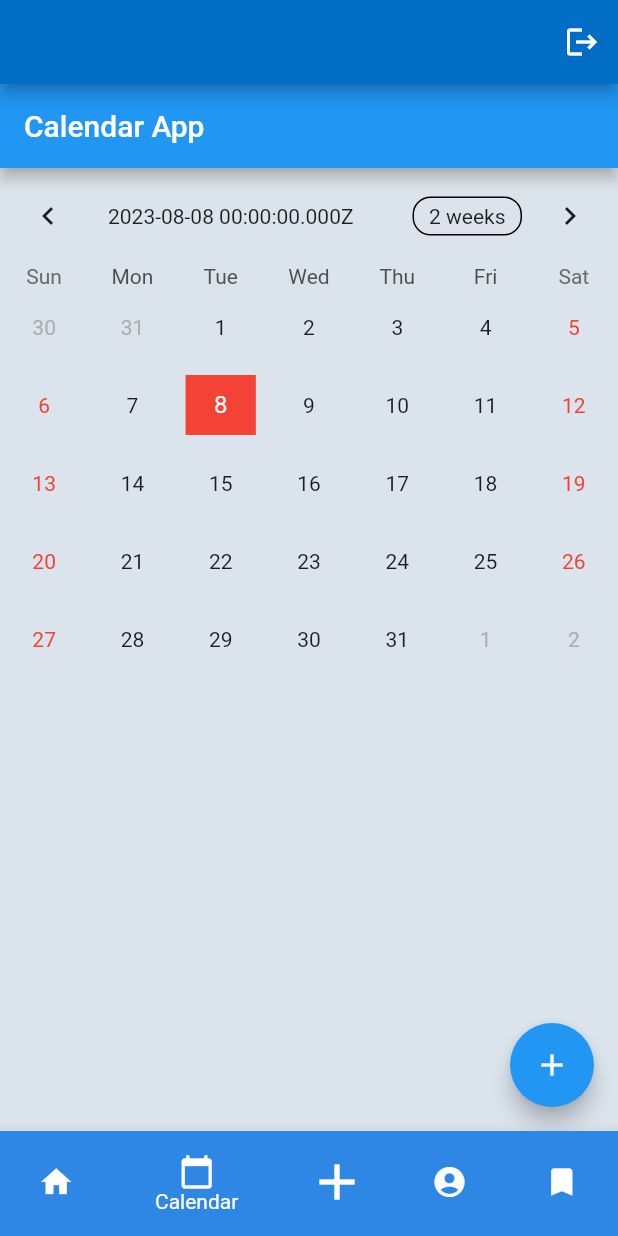
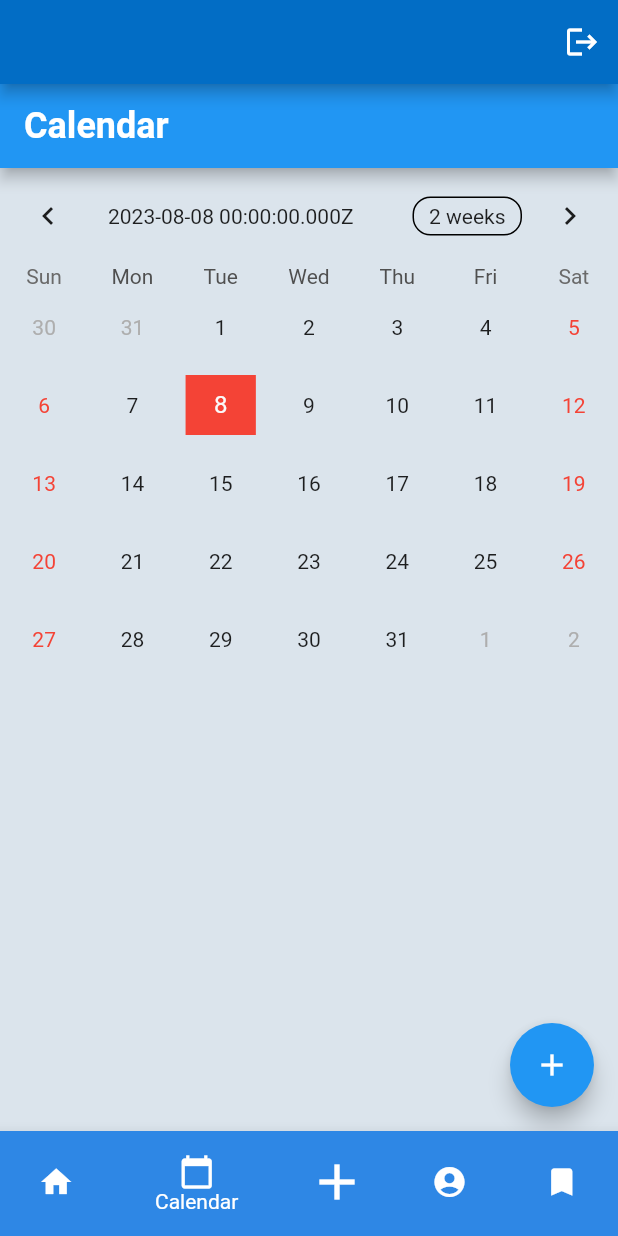
Before and after one commit to 8maziar/who-is-doing-the-dishes-app, a Flutter app: the screen it shows once a user with an empty profile is signed in, item 2 of the bottom bar chosen, on a phone screen of 412 x 824 dp. Run offline on Flutter 3.47's test engine with Material 2 defaults, Android fonts, the phone set to English and light mode, and no system bars; drawn by our look-alikes of table_calendar; our stand-ins replace cloud_firestore, date_field, firebase_auth, firebase_core, firebase_messaging, google_fonts and 3 more; missing offline and left inert: dart:js_interop; accounts and stored records are empty; network calls fail; project files that could hold a hidden picture were left out.

Commit message:
changed some of the fonts

```diff
--- a/lib/pages/account_page.dart
+++ b/lib/pages/account_page.dart
@@ -1,6 +1,7 @@
 import 'package:flutter/material.dart';
 import 'package:firebase_auth/firebase_auth.dart';
 import '../components/task_tile.dart';
+import "package:google_fonts/google_fonts.dart";
 
 class AccountPage extends StatelessWidget {
   const AccountPage({super.key});
@@ -13,7 +14,10 @@ class AccountPage extends StatelessWidget {
     return Scaffold(
       backgroundColor: const Color.fromARGB(255, 219, 228, 236),
       appBar: AppBar(
-        title: const Text('Account'),
+        title: Text(
+          'Account',
+          style: GoogleFonts.roboto(fontSize: 24, fontWeight: FontWeight.bold),
+        ),
       ),
       body: SingleChildScrollView(
         child: Padding(
--- a/lib/pages/calendar/new_calendar.dart
+++ b/lib/pages/calendar/new_calendar.dart
@@ -1,13 +1,12 @@
 import 'dart:collection';
 import 'package:cloud_firestore/cloud_firestore.dart';
 import 'package:flutter/material.dart';
+import 'package:google_fonts/google_fonts.dart';
 import 'package:whos_doing_the_dishes/pages/calendar/edit_event.dart';
 import 'package:table_calendar/table_calendar.dart';
 import '../../model/event.dart';
 import '../../components/event_item.dart';
 import './add_event.dart';
-import 'package:lottie/lottie.dart';
-
 
 class Calendar extends StatefulWidget {
   const Calendar({super.key});
@@ -75,7 +74,10 @@ class _Calendar extends State<Calendar> {
   @override
   Widget build(BuildContext context) {
     return Scaffold(
-      appBar: AppBar(title: const Text('Calendar App')),
+      appBar: AppBar(
+          title: Text('Calendar',
+              style: GoogleFonts.roboto(
+                  fontSize: 24, fontWeight: FontWeight.bold))),
       body: Container(
         color: const Color.fromARGB(255, 219, 228, 236),
         child: ListView(
@@ -87,7 +89,6 @@ class _Calendar extends State<Calendar> {
                 setState(() {
                   _calendarFormat = format;
                 });
-
               },
               focusedDay: _focusedDay,
               firstDay: _firstDay,
@@ -162,7 +163,6 @@ class _Calendar extends State<Calendar> {
                             ),
                             child: const Text("Yes"),
                           ),
-
                         ],
                       ),
                     );
@@ -177,7 +177,6 @@ class _Calendar extends State<Calendar> {
             ),
           ],
         ),
-
       ),
       floatingActionButton: FloatingActionButton(
         onPressed: () async {
--- a/lib/pages/create_new_chore.dart
+++ b/lib/pages/create_new_chore.dart
@@ -3,6 +3,7 @@ import 'dart:js_interop';
 import 'package:cloud_firestore/cloud_firestore.dart';
 import 'package:flutter/material.dart';
 import 'package:date_field/date_field.dart';
+import 'package:google_fonts/google_fonts.dart';
 import 'package:intl/intl.dart';
 import 'package:whos_doing_the_dishes/pages/hub_page.dart';
 import 'package:lottie/lottie.dart';
@@ -30,7 +31,7 @@ class _NewChoreState extends State<NewChore> {
     return SafeArea(
       child: Scaffold(
         appBar: AppBar(
-          title: const Text('New Task'),
+          title: Text('New Task', style: GoogleFonts.roboto(fontSize: 24, fontWeight: FontWeight.bold)),
         ),
         body: SingleChildScrollView(
           child: Column(
@@ -55,7 +56,7 @@ class _NewChoreState extends State<NewChore> {
                         decoration: const InputDecoration(
                             icon: Icon(Icons.task),
                             hintText: "What is your task",
-                            label: Text("task")),
+                            label: Text("Task")),
                         onChanged: (value) {
                           taskTitle = value;
                         },
--- a/lib/pages/hub_page.dart
+++ b/lib/pages/hub_page.dart
@@ -4,7 +4,6 @@ import 'package:whos_doing_the_dishes/pages/completed_chores.dart';
 import 'package:whos_doing_the_dishes/pages/create_new_chore.dart';
 import 'package:whos_doing_the_dishes/pages/home_page.dart';
 import 'package:whos_doing_the_dishes/pages/account_page.dart';
-
 
 import 'calendar/new_calendar.dart';
 
@@ -37,7 +36,7 @@ class _HomePageState extends State<HomePage> {
     return Scaffold(
       backgroundColor: const Color.fromARGB(255, 247, 247, 247),
       appBar: AppBar(
-        backgroundColor: const Color.fromRGBO(2, 109, 197, 1),
+        backgroundColor: const Color.fromARGB(255, 2, 109, 197),
         actions: [
           IconButton(
             onPressed: signUserOut,
@@ -57,23 +56,28 @@ class _HomePageState extends State<HomePage> {
           BottomNavigationBarItem(
             icon: Icon(Icons.home),
             label: 'Home',
-              backgroundColor: Color.fromRGBO(2, 109, 197, 1)),
+            backgroundColor: Color.fromARGB(255, 2, 109, 197),
+          ),
           BottomNavigationBarItem(
             icon: Icon(Icons.calendar_today),
             label: 'Calendar',
-              backgroundColor: Color.fromARGB(255, 46, 135, 229)),
+            backgroundColor: Color.fromARGB(255, 46, 135, 229),
+          ),
           BottomNavigationBarItem(
             icon: Icon(Icons.add, size: 40),
             label: 'Add',
-              backgroundColor: Color.fromARGB(255, 24, 179, 86)),
+            backgroundColor: Color.fromARGB(255, 24, 179, 86),
+          ),
           BottomNavigationBarItem(
             icon: Icon(Icons.account_circle),
             label: 'Account',
-              backgroundColor: Color.fromARGB(255, 39, 162, 176)),
+            backgroundColor: Color.fromARGB(255, 39, 162, 176),
+          ),
           BottomNavigationBarItem(
             icon: Icon(Icons.bookmark),
             label: 'Completed',
-              backgroundColor: Color.fromARGB(255, 2, 197, 191)),
+            backgroundColor: Color.fromARGB(255, 2, 197, 191),
+          ),
         ],
       ),
     );
--- a/lib/pages/task_page.dart
+++ b/lib/pages/task_page.dart
@@ -3,9 +3,9 @@ import 'package:flutter/material.dart';
 import 'package:lottie/lottie.dart';
 
 
-class taskPage extends StatelessWidget {
+class TaskPage extends StatelessWidget {
   final String documentId;
-  const taskPage({required this.documentId, Key? key}) : super(key: key);
+  const TaskPage({required this.documentId, Key? key}) : super(key: key);
 
   Stream<DocumentSnapshot<Map<String, dynamic>>> getChoreData() {
     return FirebaseFirestore.instance
--- a/pubspec.yaml
+++ b/pubspec.yaml
@@ -46,6 +46,7 @@ dependencies:
   url_launcher: ^6.1.12
   font_awesome_flutter: ^10.5.0
   share_plus: ^7.1.0
+  google_fonts: ^5.1.0
 
 dev_dependencies:
   flutter_test:
```
Also changed, not shown: lib/pages/completed_chores.dart (+18 -10 lines), lib/pages/home_page.dart (+16 -13 lines), pubspec.lock. Lines whose indentation alone changed are shown as unchanged.
